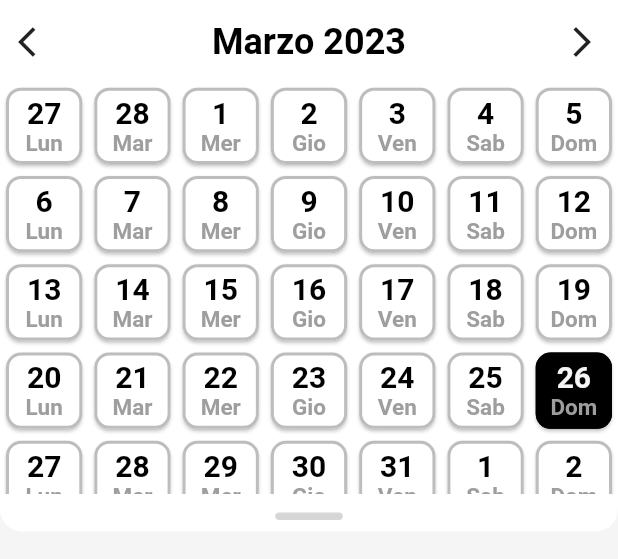
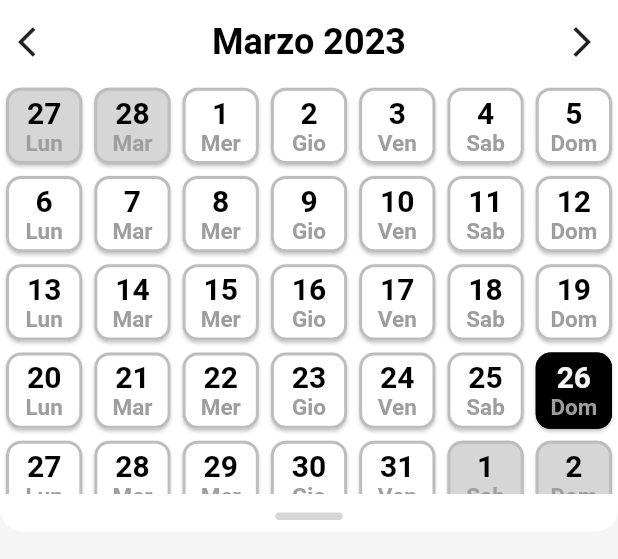
Before and after one commit to lucapsq/uni-calendar, a Flutter app: the MonthHeader widget shown alone on an empty page, opened directly with empty values, on a phone screen of 412 x 824 dp. Shown: the top 559 px of the screen. Run offline on Flutter 3.47's test engine with Material 2 defaults, Android fonts, the phone set to English and light mode, and no system bars; our stand-ins replace font_awesome_flutter, in_app_review, shared_preferences, syncfusion_flutter_calendar, toggle_switch; missing offline and left inert: app_install_date; accounts and stored records are empty; network calls fail.

Commit message:
changed review request

```diff
--- a/lib/main.dart
+++ b/lib/main.dart
@@ -165,7 +165,6 @@ class _HomepageState extends State<Homepage> {
     prefs.getInt('reviewRequest') == null
         ? await prefs.setInt('reviewRequest', 0)
         : reviewRequest = prefs.getInt('reviewRequest')!;
-
     if (reviewRequest < 2) {
       if (prefs.getInt('launchTimes') == null) {
         await prefs.setInt('launchTimes', 1);
@@ -177,7 +176,7 @@ class _HomepageState extends State<Homepage> {
 
       if (launchTimes > 5 &&
           DateTime.now().difference(installDate).inDays > 20) {
-        await Future.delayed(const Duration(seconds: 10));
+        await Future.delayed(const Duration(seconds: 5));
 
         final InAppReview inAppReview = InAppReview.instance;
         if (await inAppReview.isAvailable()) {
--- a/lib/settings_page.dart
+++ b/lib/settings_page.dart
@@ -58,7 +58,7 @@ class SettingsPage extends StatelessWidget {
                           );
                         },
                         child: const Text(
-                          "Modifica Sedi",
+                          "Modifica Sede",
                           textAlign: TextAlign.center,
                           style: TextStyle(
                             fontSize: 16,
--- a/lib/widgets/month_header.dart
+++ b/lib/widgets/month_header.dart
@@ -204,21 +204,21 @@ class _MonthHeaderState extends State<MonthHeader> {
                       onTap: () {
                         widget.selectedDayChanged(d);
                       },
-                      child: CardCalendar(d, widget.selectedDay),
+                      child: CardCalendar(d, widget.selectedDay, false),
                     ),
                   for (var d in monthView)
                     GestureDetector(
                       onTap: () {
                         widget.selectedDayChanged(d);
                       },
-                      child: CardCalendar(d, widget.selectedDay),
+                      child: CardCalendar(d, widget.selectedDay, true),
                     ),
                   for (var d in nextMonthView)
                     GestureDetector(
                       onTap: () {
                         widget.selectedDayChanged(d);
                       },
-                      child: CardCalendar(d, widget.selectedDay),
+                      child: CardCalendar(d, widget.selectedDay, false),
                     ),
                 ]),
           ),
--- a/lib/widgets/singlecard_calendar_header_day.dart
+++ b/lib/widgets/singlecard_calendar_header_day.dart
@@ -4,8 +4,9 @@ import 'package:intl/intl.dart';
 class CardCalendar extends StatefulWidget {
   final DateTime d;
   final DateTime selectedDay;
+  final bool sameMonth;
 
-  const CardCalendar(this.d, this.selectedDay, {super.key});
+  const CardCalendar(this.d, this.selectedDay, this.sameMonth, {super.key});
   @override
   State<CardCalendar> createState() => _CardCalendarState();
 }
@@ -21,7 +22,11 @@ class _CardCalendarState extends State<CardCalendar> {
   @override
   Widget build(BuildContext context) {
     return Card(
-        color: isSelected(widget.d) ? Theme.of(context).backgroundColor : null,
+        color: isSelected(widget.d)
+            ? Theme.of(context).backgroundColor
+            : widget.sameMonth
+                ? null
+                : Theme.of(context).primaryColorDark, //350-700
         shape: RoundedRectangleBorder(
             side: BorderSide(
                 color: isSelected(widget.d)
--- a/lib/widgets/week_header.dart
+++ b/lib/widgets/week_header.dart
@@ -40,7 +40,7 @@ class _WeekHeaderState extends State<WeekHeader> {
                       onTap: () {
                         widget.selectedDayChanged(d);
                       },
-                      child: CardCalendar(d, widget.selectedDay),
+                      child: CardCalendar(d, widget.selectedDay, true),
                     ),
                   ),
               ],
```
